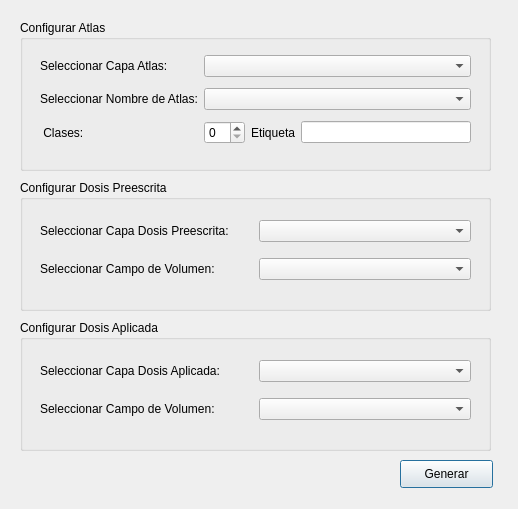
First picture: the form in ui/dialogs/dosificacion.ui, repository franciscocontreras93/agrae, before the edit.
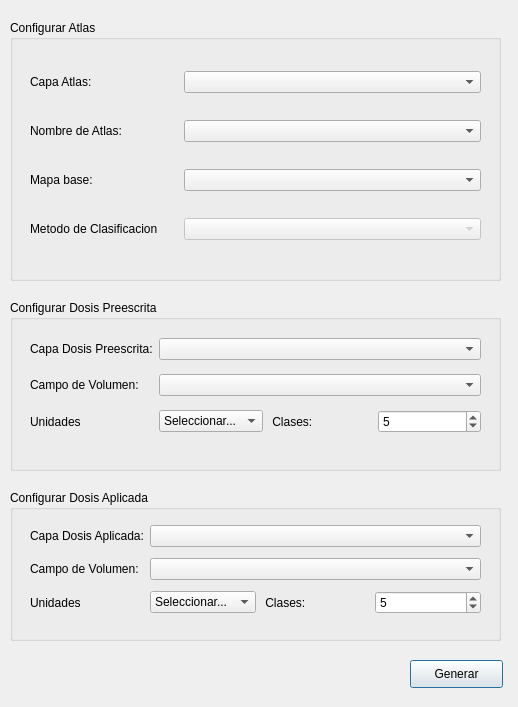
Second picture: the form after the edit. Custom widgets are drawn as their Qt base class.

```diff
--- a/ui/dialogs/dosificacion.ui
+++ b/ui/dialogs/dosificacion.ui
@@ -7,7 +7,7 @@
     <x>0</x>
     <y>0</y>
     <width>518</width>
-    <height>509</height>
+    <height>707</height>
    </rect>
   </property>
   <property name="windowTitle">
@@ -16,10 +16,10 @@
   <widget class="QGroupBox" name="groupBox">
    <property name="geometry">
     <rect>
-     <x>20</x>
+     <x>10</x>
      <y>20</y>
-     <width>471</width>
-     <height>151</height>
+     <width>491</width>
+     <height>261</height>
     </rect>
    </property>
    <property name="title">
@@ -30,61 +30,65 @@
      <rect>
       <x>20</x>
       <y>30</y>
-      <width>431</width>
-      <height>101</height>
+      <width>451</width>
+      <height>211</height>
      </rect>
     </property>
     <layout class="QGridLayout" name="gridLayout">
-     <item row="0" column="0">
-      <widget class="QLabel" name="label">
-       <property name="text">
-        <string>Seleccionar Capa Atlas:</string>
-       </property>
-      </widget>
-     </item>
      <item row="2" column="0">
       <widget class="QLabel" name="label_7">
        <property name="text">
-        <string> Clases:</string>
+        <string>Mapa base:</string>
        </property>
       </widget>
      </item>
-     <item row="2" column="2">
-      <widget class="QLabel" name="label_8">
-       <property name="text">
-        <string>Etiqueta</string>
-       </property>
-      </widget>
-     </item>
-     <item row="2" column="1">
-      <widget class="QSpinBox" name="spin_clases"/>
-     </item>
      <item row="1" column="0">
       <widget class="QLabel" name="label_2">
        <property name="text">
-        <string>Seleccionar Nombre de Atlas:</string>
+        <string>Nombre de Atlas:</string>
        </property>
       </widget>
      </item>
-     <item row="2" column="3">
-      <widget class="QLineEdit" name="line_label"/>
-     </item>
-     <item row="0" column="1" colspan="3">
-      <widget class="QgsMapLayerComboBox" name="combo_atlas_layer"/>
-     </item>
-     <item row="1" column="1" colspan="3">
+     <item row="1" column="1" colspan="2">
       <widget class="QgsFieldComboBox" name="combo_atlas_field"/>
      </item>
+     <item row="3" column="0">
+      <widget class="QLabel" name="label_8">
+       <property name="text">
+        <string>Metodo de Clasificacion</string>
+       </property>
+      </widget>
+     </item>
+     <item row="0" column="0">
+      <widget class="QLabel" name="label">
+       <property name="text">
+        <string>Capa Atlas:</string>
+       </property>
+      </widget>
+     </item>
+     <item row="3" column="1" colspan="2">
+      <widget class="QComboBox" name="combo_methods">
+       <property name="enabled">
+        <bool>false</bool>
+       </property>
+      </widget>
+     </item>
+     <item row="0" column="1" colspan="2">
+      <widget class="QgsMapLayerComboBox" name="combo_atlas_layer"/>
+     </item>
+     <item row="2" column="1" colspan="2">
+      <widget class="QComboBox" name="combo_basemap"/>
+     </item>
     </layout>
    </widget>
   </widget>
   <widget class="QGroupBox" name="groupBox_2">
    <property name="geometry">
     <rect>
-     <x>20</x>
-     <y>180</y>
-     <width>471</width>
-     <height>131</height>
+     <x>10</x>
+     <y>300</y>
+     <width>491</width>
+     <height>171</height>
     </rect>
    </property>
    <property name="title">
@@ -95,41 +99,87 @@
      <rect>
       <x>20</x>
       <y>30</y>
-      <width>431</width>
-      <height>80</height>
+      <width>451</width>
+      <height>111</height>
      </rect>
     </property>
     <layout class="QGridLayout" name="gridLayout_2">
-     <item row="0" column="1">
-      <widget class="QgsMapLayerComboBox" name="combo_prees_layer"/>
+     <item row="2" column="1">
+      <widget class="QComboBox" name="combo_lbl_prees">
+       <item>
+        <property name="text">
+         <string>Seleccionar...</string>
+        </property>
+       </item>
+       <item>
+        <property name="text">
+         <string>L/ha</string>
+        </property>
+       </item>
+       <item>
+        <property name="text">
+         <string>Kg/ha</string>
+        </property>
+       </item>
+      </widget>
      </item>
      <item row="1" column="0">
       <widget class="QLabel" name="label_4">
        <property name="text">
-        <string>Seleccionar Campo de Volumen:</string>
+        <string>Campo de Volumen:</string>
        </property>
       </widget>
      </item>
-     <item row="1" column="1">
-      <widget class="QgsFieldComboBox" name="combo_prees_field"/>
+     <item row="2" column="2">
+      <widget class="QLabel" name="label_10">
+       <property name="text">
+        <string> Clases:</string>
+       </property>
+      </widget>
+     </item>
+     <item row="2" column="0">
+      <widget class="QLabel" name="label_9">
+       <property name="text">
+        <string>Unidades</string>
+       </property>
+      </widget>
      </item>
      <item row="0" column="0">
       <widget class="QLabel" name="label_3">
        <property name="text">
-        <string>Seleccionar Capa Dosis Preescrita:</string>
+        <string>Capa Dosis Preescrita:</string>
        </property>
       </widget>
      </item>
+     <item row="2" column="3">
+      <widget class="QSpinBox" name="spin_clases_prees">
+       <property name="minimum">
+        <number>3</number>
+       </property>
+       <property name="maximum">
+        <number>20</number>
+       </property>
+       <property name="value">
+        <number>5</number>
+       </property>
+      </widget>
+     </item>
+     <item row="1" column="1" colspan="3">
+      <widget class="QgsFieldComboBox" name="combo_prees_field"/>
+     </item>
+     <item row="0" column="1" colspan="3">
+      <widget class="QgsMapLayerComboBox" name="combo_prees_layer"/>
+     </item>
     </layout>
    </widget>
   </widget>
   <widget class="QGroupBox" name="groupBox_3">
    <property name="geometry">
     <rect>
-     <x>20</x>
-     <y>320</y>
-     <width>471</width>
-     <height>131</height>
+     <x>10</x>
+     <y>490</y>
+     <width>491</width>
+     <height>151</height>
     </rect>
    </property>
    <property name="title">
@@ -140,39 +190,85 @@
      <rect>
       <x>20</x>
       <y>30</y>
-      <width>431</width>
-      <height>80</height>
+      <width>451</width>
+      <height>101</height>
      </rect>
     </property>
     <layout class="QGridLayout" name="gridLayout_3">
-     <item row="0" column="1">
-      <widget class="QgsMapLayerComboBox" name="combo_apl_layer"/>
+     <item row="0" column="0">
+      <widget class="QLabel" name="label_6">
+       <property name="text">
+        <string>Capa Dosis Aplicada:</string>
+       </property>
+      </widget>
+     </item>
+     <item row="2" column="1">
+      <widget class="QComboBox" name="combo_lbl_applied">
+       <item>
+        <property name="text">
+         <string>Seleccionar...</string>
+        </property>
+       </item>
+       <item>
+        <property name="text">
+         <string>L/ha</string>
+        </property>
+       </item>
+       <item>
+        <property name="text">
+         <string>Kg/ha</string>
+        </property>
+       </item>
+      </widget>
+     </item>
+     <item row="2" column="0">
+      <widget class="QLabel" name="label_11">
+       <property name="text">
+        <string>Unidades</string>
+       </property>
+      </widget>
      </item>
      <item row="1" column="0">
       <widget class="QLabel" name="label_5">
        <property name="text">
-        <string>Seleccionar Campo de Volumen:</string>
+        <string>Campo de Volumen:</string>
        </property>
       </widget>
      </item>
-     <item row="1" column="1">
+     <item row="2" column="3">
+      <widget class="QSpinBox" name="spin_clases_applied">
+       <property name="minimum">
+        <number>3</number>
+       </property>
+       <property name="maximum">
+        <number>20</number>
+       </property>
+       <property name="value">
+        <number>5</number>
+       </property>
+      </widget>
+     </item>
+     <item row="2" column="2">
+      <widget class="QLabel" name="label_12">
+       <property name="text">
+        <string> Clases:</string>
+       </property>
+      </widget>
+     </item>
+     <item row="0" column="1" colspan="3">
+      <widget class="QgsMapLayerComboBox" name="combo_apl_layer"/>
+     </item>
+     <item row="1" column="1" colspan="3">
       <widget class="QgsFieldComboBox" name="combo_apl_field"/>
      </item>
-     <item row="0" column="0">
-      <widget class="QLabel" name="label_6">
-       <property name="text">
-        <string>Seleccionar Capa Dosis Aplicada:</string>
-       </property>
-      </widget>
-     </item>
     </layout>
    </widget>
   </widget>
   <widget class="QPushButton" name="pushButton">
    <property name="geometry">
     <rect>
-     <x>400</x>
-     <y>460</y>
+     <x>410</x>
+     <y>660</y>
      <width>93</width>
      <height>28</height>
     </rect>
```
